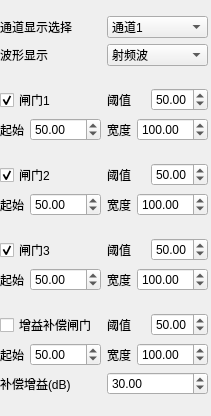
lishuaiyuan1990/Zynq, file Ui/ParseToolWidget.ui: the form before one commit.
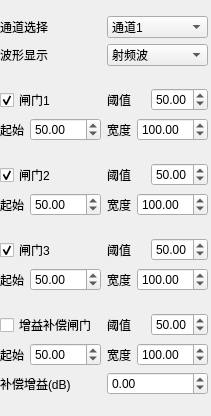
The form after the commit.

Commit message: 优化多通道显示

What changed in the file:
```diff
--- a/Ui/ParseToolWidget.ui
+++ b/Ui/ParseToolWidget.ui
@@ -30,7 +30,7 @@
         <item>
          <widget class="QLabel" name="label">
           <property name="text">
-           <string>通道显示选择</string>
+           <string>通道选择</string>
           </property>
          </widget>
         </item>
@@ -527,7 +527,7 @@
            <double>0.100000000000000</double>
           </property>
           <property name="value">
-           <double>30.000000000000000</double>
+           <double>0.000000000000000</double>
           </property>
          </widget>
         </item>
```
The commit also changes 10 other files.
